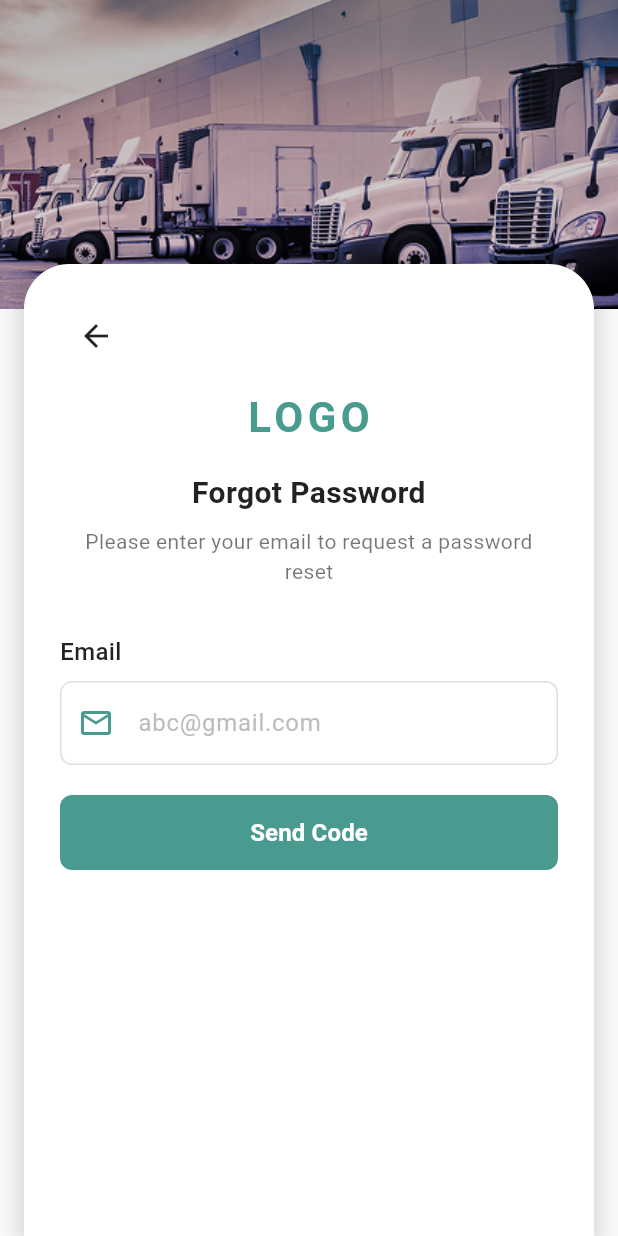
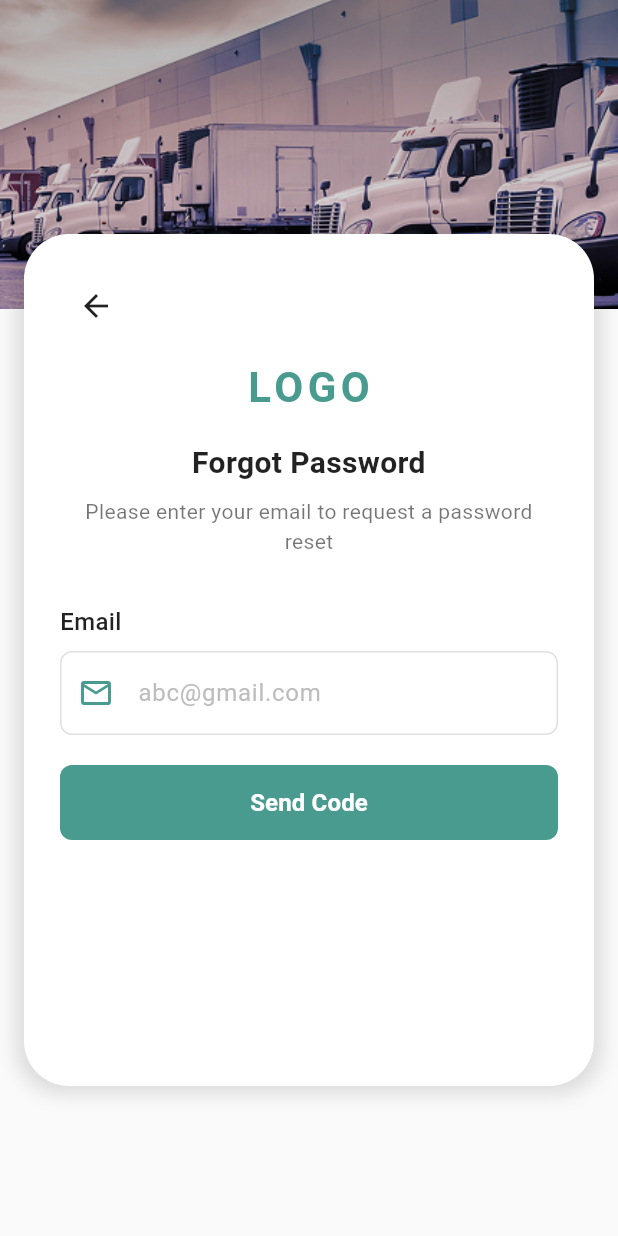
Before and after one commit to callmeNoorulHuda/GreenKeyper, a Flutter app: the screen it shows after launch, after a tap on "Forgot Password?", on a phone screen of 412 x 824 dp. Run offline on Flutter 3.47's test engine with Material 3 defaults, Android fonts, the phone set to English and light mode, and no system bars.

Commit message:
updated the ui a bit

```diff
--- a/lib/widgets/common/auth_layout.dart
+++ b/lib/widgets/common/auth_layout.dart
@@ -52,16 +52,18 @@ class AuthLayout extends StatelessWidget {
           ),
           // Main Content Card
           Positioned(
-            top: imageHeight - 30, // Overlap the image slightly
+            top: imageHeight - 50, // Overlap the image slightly
             left: 16,
             right: 16,
-            bottom: 0,
+            bottom: 100,
             child: Container(
               decoration: const BoxDecoration(
                 color: Colors.white,
                 borderRadius: BorderRadius.only(
                   topLeft: Radius.circular(30),
                   topRight: Radius.circular(30),
+                  bottomLeft: Radius.circular(30),
+                  bottomRight: Radius.circular(30),
                 ),
                 boxShadow: [
                   BoxShadow(
```
